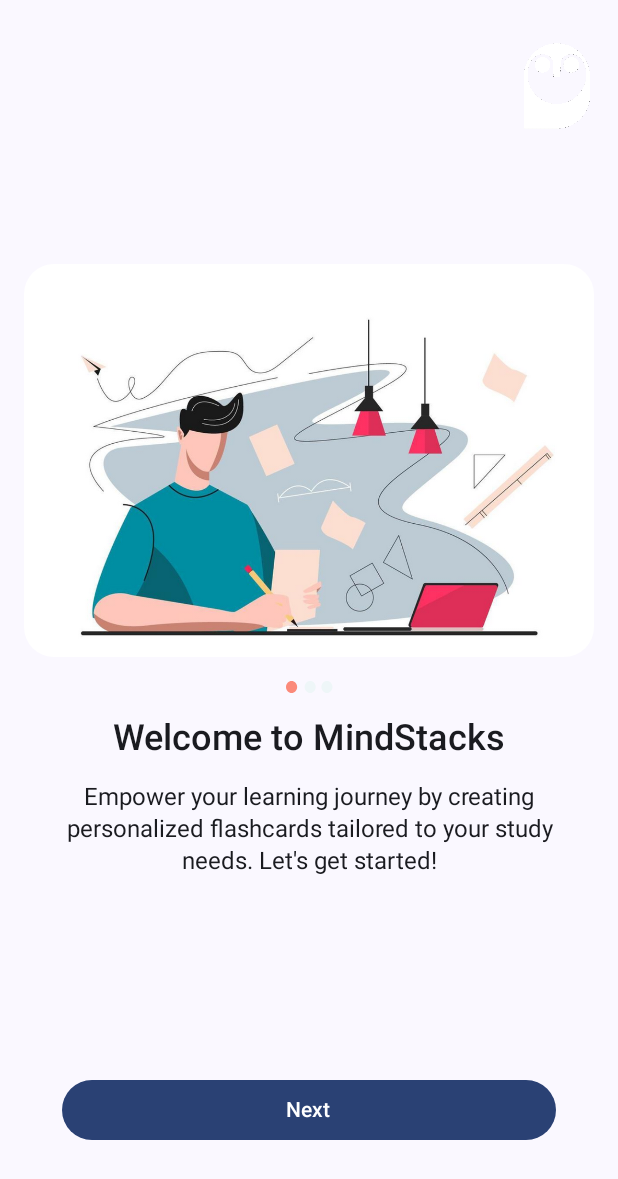
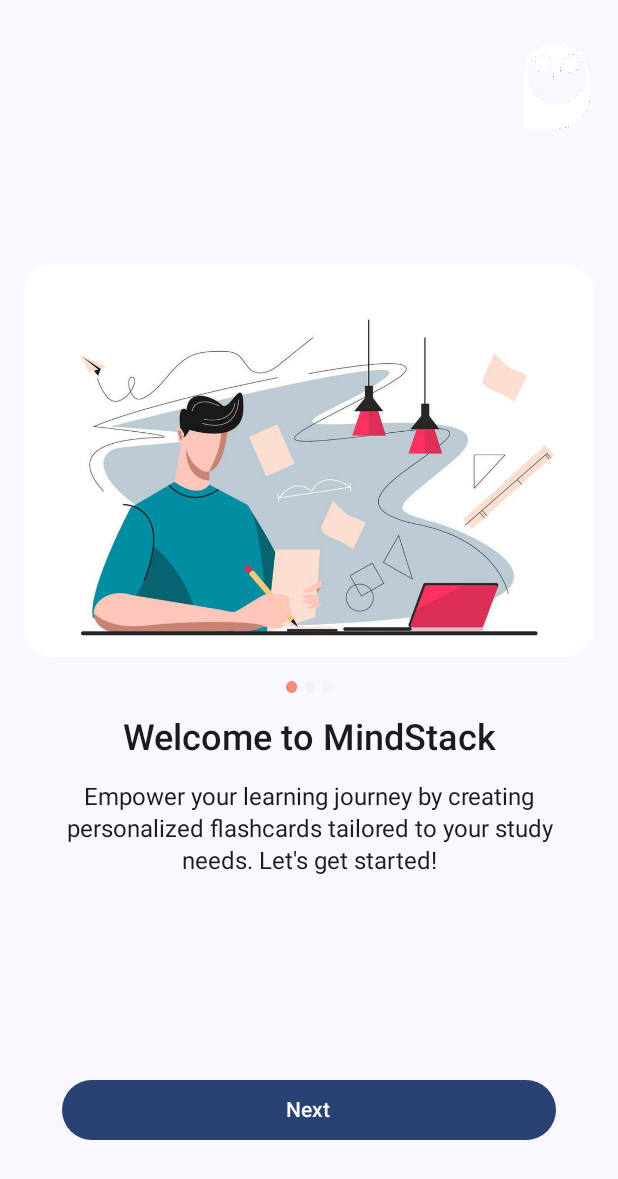
Before and after one commit to hemang-mishra/Hexagraph, an Android app built with Jetpack Compose: the screen it shows after launch (MainActivity), on a phone screen of 412 x 824 dp. Shown: the top 1179 px of the screen. Run offline under Robolectric (Android 15) with nearby library versions, the phone set to English and light mode, and no system bars; our stand-ins replace Dagger/Hilt's generated code, Firebase (no records; nobody signed in at launch, a user with empty details on screens opened directly).

Commit message:
Changed Welcome Splash

```diff
--- a/app/src/main/java/com/hexagraph/pattagobhi/ui/screens/onboarding/OnboardingScreen.kt
+++ b/app/src/main/java/com/hexagraph/pattagobhi/ui/screens/onboarding/OnboardingScreen.kt
@@ -172,7 +172,7 @@
         )
         Spacer(modifier = Modifier.height(16.dp))
         Text(
-            text = "Welcome to MindStacks",
+            text = "Welcome to MindStack",
             style = TextStyle(
                 fontSize = 24.sp,
                 lineHeight = 48.sp,
```
